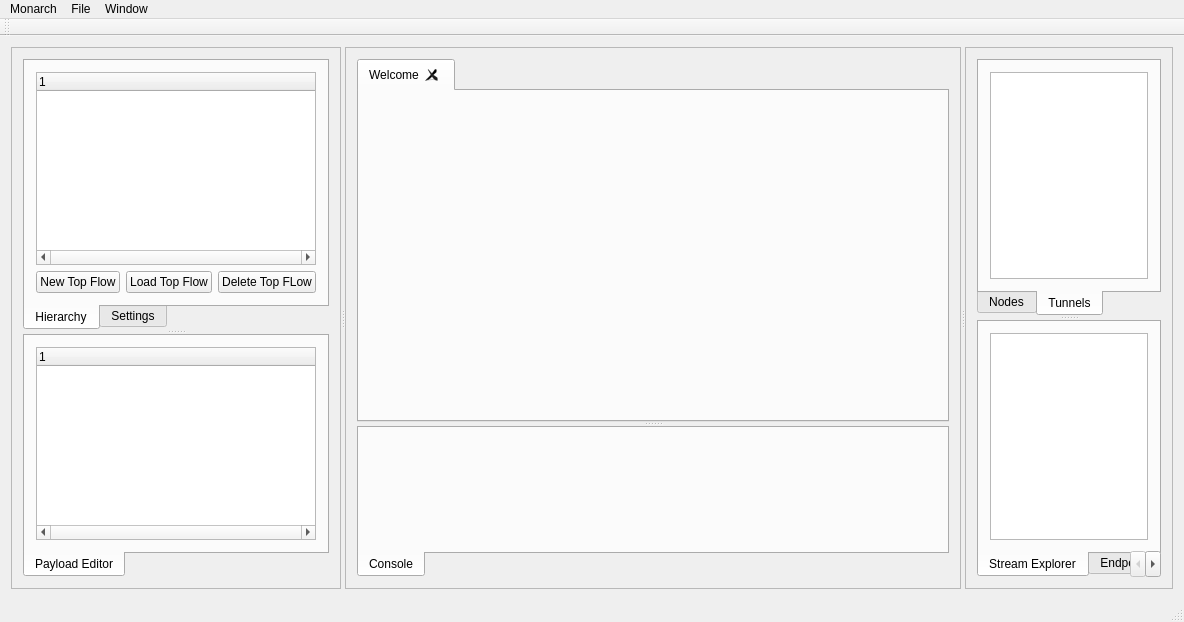
Qt form Monarch-Connect/mainwindow.ui (Toms42/Monarch-Connect) before a commit.
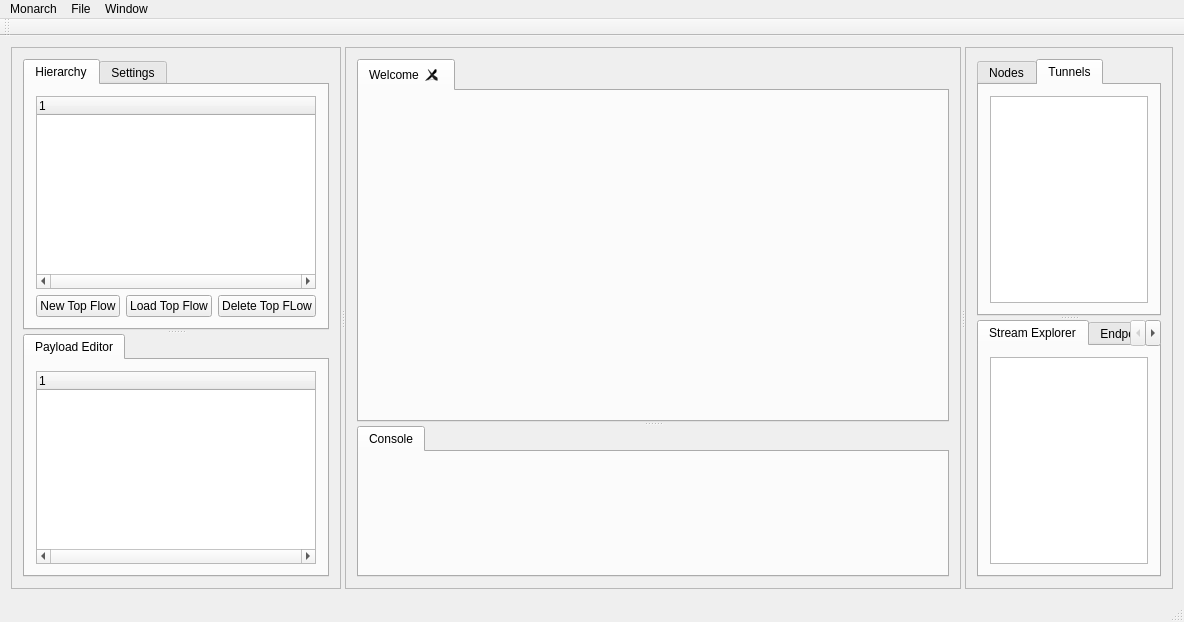
The same form after that commit.

What changed in the file:
```diff
--- a/Monarch-Connect/mainwindow.ui
+++ b/Monarch-Connect/mainwindow.ui
@@ -68,7 +68,7 @@
           </property>
           <widget class="QTabWidget" name="Project">
            <property name="tabPosition">
-            <enum>QTabWidget::South</enum>
+            <enum>QTabWidget::North</enum>
            </property>
            <property name="currentIndex">
             <number>0</number>
@@ -124,7 +124,7 @@
           </widget>
           <widget class="QTabWidget" name="Datas">
            <property name="tabPosition">
-            <enum>QTabWidget::South</enum>
+            <enum>QTabWidget::North</enum>
            </property>
            <property name="currentIndex">
             <number>0</number>
@@ -220,7 +220,7 @@
             </sizepolicy>
            </property>
            <property name="tabPosition">
-            <enum>QTabWidget::South</enum>
+            <enum>QTabWidget::North</enum>
            </property>
            <property name="currentIndex">
             <number>0</number>
@@ -274,7 +274,7 @@
             </sizepolicy>
            </property>
            <property name="tabPosition">
-            <enum>QTabWidget::South</enum>
+            <enum>QTabWidget::North</enum>
            </property>
            <property name="currentIndex">
             <number>1</number>
@@ -314,7 +314,7 @@
             </size>
            </property>
            <property name="tabPosition">
-            <enum>QTabWidget::South</enum>
+            <enum>QTabWidget::North</enum>
            </property>
            <property name="currentIndex">
             <number>0</number>
```
